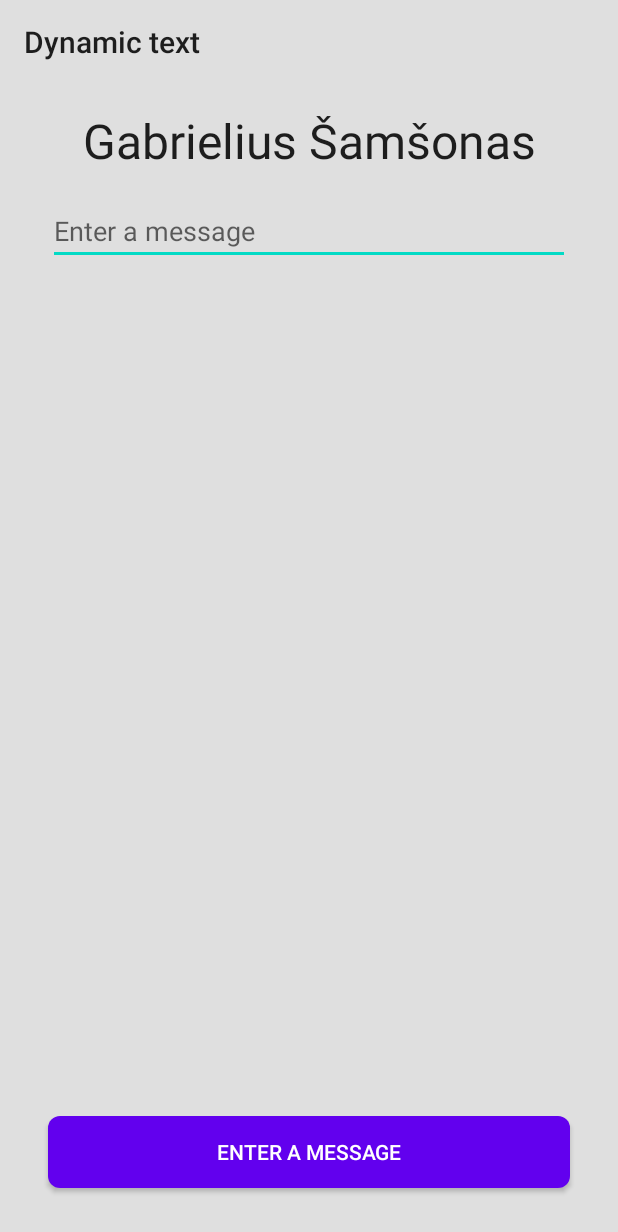
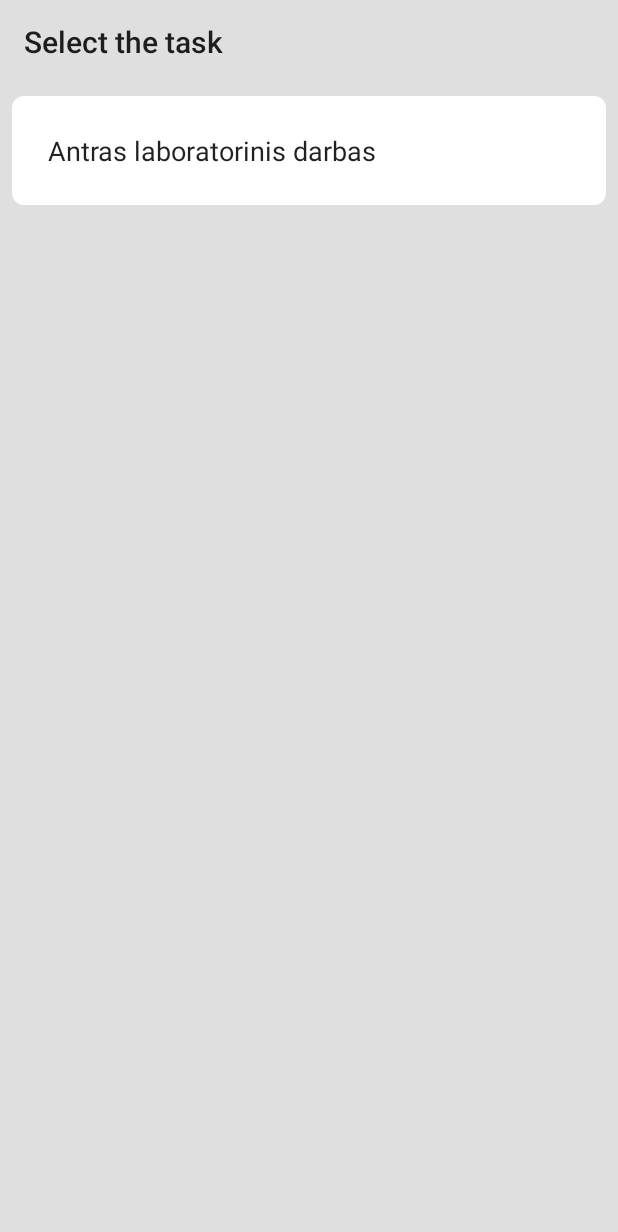
Before and after one commit to gsamsonas/mobiliuju-programavimas, an Android app: the screen it shows after launch (MainActivity), on a phone screen of 412 x 824 dp. Shown: the top 1232 px of the screen. Run offline under Robolectric (Android 15) with nearby library versions, the phone set to English and light mode, and no system bars; our stand-ins replace Dagger/Hilt's generated code, Timber, data binding, navigation-ui.

Commit message:
add MainFragment.kt to select a homework task to demo

```diff
--- a/app/src/main/java/com/gsamsonas/mobiliujuprogramavimas/fragments/DynamicTextFragment.kt
+++ b/app/src/main/java/com/gsamsonas/mobiliujuprogramavimas/fragments/DynamicTextFragment.kt
@@ -8,7 +8,6 @@ import android.view.View
 import android.view.ViewGroup
 import androidx.fragment.app.Fragment
 import androidx.fragment.app.viewModels
-import androidx.lifecycle.Observer
 import androidx.navigation.fragment.findNavController
 import com.gsamsonas.mobiliujuprogramavimas.databinding.FragmentDynamicTextBinding
 import com.gsamsonas.mobiliujuprogramavimas.features.externalinput.EXTERNAL_INPUT_REQUEST_CODE
--- /dev/null
+++ b/app/src/main/java/com/gsamsonas/mobiliujuprogramavimas/fragments/MainFragment.kt
@@ -0,0 +1,36 @@
+package com.gsamsonas.mobiliujuprogramavimas.fragments
+
+import android.os.Bundle
+import android.view.LayoutInflater
+import android.view.View
+import android.view.ViewGroup
+import androidx.fragment.app.Fragment
+import androidx.navigation.fragment.findNavController
+import androidx.recyclerview.widget.RecyclerView
+import com.gsamsonas.mobiliujuprogramavimas.databinding.FragmentMainBinding
+import com.gsamsonas.mobiliujuprogramavimas.recycleradapters.SelectLabAdapter
+import dagger.hilt.android.AndroidEntryPoint
+
+@AndroidEntryPoint
+class MainFragment : Fragment() {
+
+    private lateinit var binding: FragmentMainBinding
+
+    override fun onCreateView(
+        inflater: LayoutInflater,
+        container: ViewGroup?,
+        savedInstanceState: Bundle?
+    ): View? {
+        binding = FragmentMainBinding.inflate(inflater, container, false)
+        setupRecycler(binding.rvLabList)
+        return binding.root
+    }
+
+    private fun setupRecycler(recyclerView: RecyclerView) {
+        recyclerView.adapter = SelectLabAdapter(listOf(
+            Pair("Antras laboratorinis darbas") {
+                findNavController().navigate(MainFragmentDirections.actionMainFragmentToDynamicTextFragment())
+            }
+        ))
+    }
+}
--- /dev/null
+++ b/app/src/main/java/com/gsamsonas/mobiliujuprogramavimas/recycleradapters/SelectLabAdapter.kt
@@ -0,0 +1,35 @@
+package com.gsamsonas.mobiliujuprogramavimas.recycleradapters
+
+import android.view.LayoutInflater
+import android.view.ViewGroup
+import androidx.recyclerview.widget.RecyclerView
+import com.gsamsonas.mobiliujuprogramavimas.databinding.ItemSelectLabBinding
+
+class SelectLabAdapter (
+    private val labList: List<Pair<String, () -> Unit>>
+) : RecyclerView.Adapter<SelectLabAdapter.ViewHolder>() {
+
+    override fun onCreateViewHolder(parent: ViewGroup, viewType: Int): ViewHolder {
+        val layoutInflater = LayoutInflater.from(parent.context)
+        val binding = ItemSelectLabBinding.inflate(layoutInflater, parent, false)
+        return ViewHolder(binding)
+    }
+
+    override fun getItemCount(): Int {
+        return labList.count()
+    }
+
+    override fun onBindViewHolder(holder: ViewHolder, position: Int) {
+        val (title, action) = labList[position]
+        holder.bind(title, action)
+    }
+
+    inner class ViewHolder(private val binding: ItemSelectLabBinding) : RecyclerView.ViewHolder(binding.root) {
+        fun bind(title: String, action: () -> Unit) {
+            binding.tvLabTitle.apply {
+                text = title
+                binding.tvLabTitle.setOnClickListener { action.invoke() }
+            }
+        }
+    }
+}
--- /dev/null
+++ b/app/src/main/res/layout/fragment_main.xml
@@ -0,0 +1,18 @@
+<?xml version="1.0" encoding="utf-8"?>
+<layout xmlns:android="http://schemas.android.com/apk/res/android"
+    xmlns:tools="http://schemas.android.com/tools"
+    xmlns:app="http://schemas.android.com/apk/res-auto">
+
+    <FrameLayout
+        android:layout_width="match_parent"
+        android:layout_height="match_parent">
+
+        <androidx.recyclerview.widget.RecyclerView
+            android:id="@+id/rvLabList"
+            android:layout_width="match_parent"
+            android:layout_height="match_parent"
+            app:layoutManager="androidx.recyclerview.widget.LinearLayoutManager"
+            tools:listitem="@layout/item_select_lab"
+            tools:itemCount="8"/>
+    </FrameLayout>
+</layout>
--- /dev/null
+++ b/app/src/main/res/layout/item_select_lab.xml
@@ -0,0 +1,19 @@
+<?xml version="1.0" encoding="utf-8"?>
+<layout xmlns:android="http://schemas.android.com/apk/res/android"
+    xmlns:tools="http://schemas.android.com/tools">
+
+    <FrameLayout
+        android:layout_width="match_parent"
+        android:layout_height="wrap_content"
+        android:layout_margin="8dp">
+
+        <TextView
+            android:id="@+id/tvLabTitle"
+            android:layout_width="match_parent"
+            android:layout_height="match_parent"
+            android:padding="24dp"
+            tools:text="Lab 1"
+            style="@style/AppTheme.SelectableTextViewCard"/>
+
+    </FrameLayout>
+</layout>
--- a/app/src/main/res/navigation/navigation_main.xml
+++ b/app/src/main/res/navigation/navigation_main.xml
@@ -3,8 +3,17 @@
     xmlns:app="http://schemas.android.com/apk/res-auto"
     xmlns:tools="http://schemas.android.com/tools"
     android:id="@+id/navigation_main"
-    app:startDestination="@id/dynamicTextFragment">
+    app:startDestination="@id/mainFragment">
 
+    <fragment
+        android:id="@+id/mainFragment"
+        android:name="com.gsamsonas.mobiliujuprogramavimas.fragments.MainFragment"
+        android:label="Select the task"
+        tools:layout="@layout/fragment_main">
+        <action
+            android:id="@+id/action_mainFragment_to_dynamicTextFragment"
+            app:destination="@id/dynamicTextFragment" />
+    </fragment>
     <fragment
         android:id="@+id/dynamicTextFragment"
         android:name="com.gsamsonas.mobiliujuprogramavimas.fragments.DynamicTextFragment"
```
